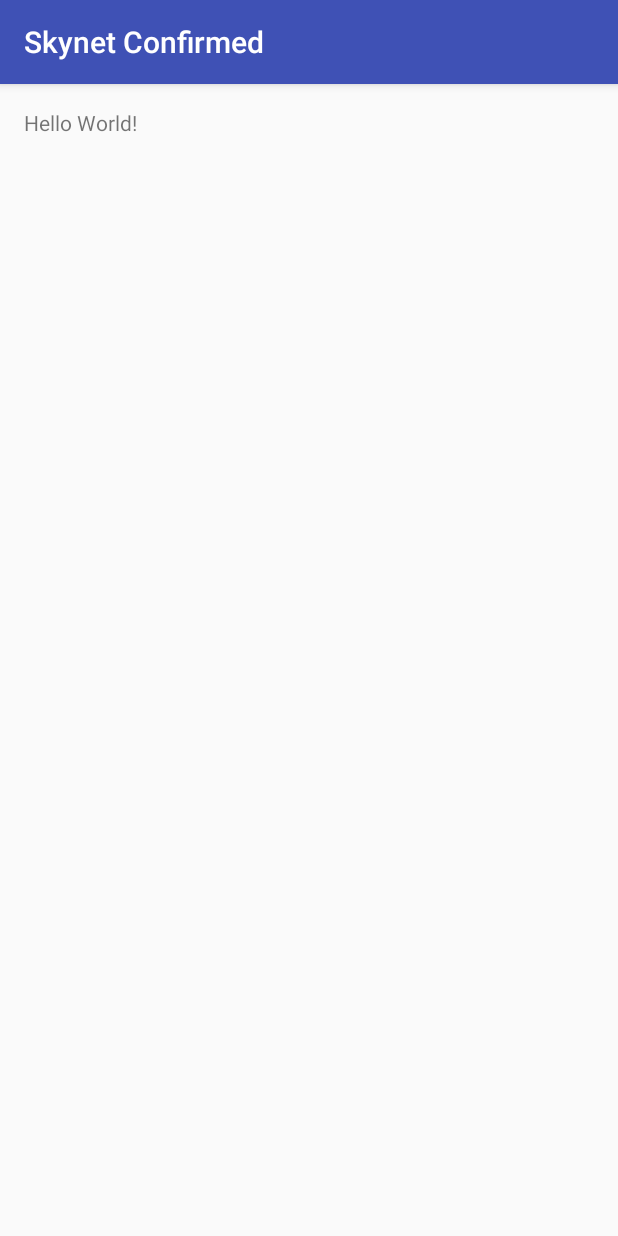
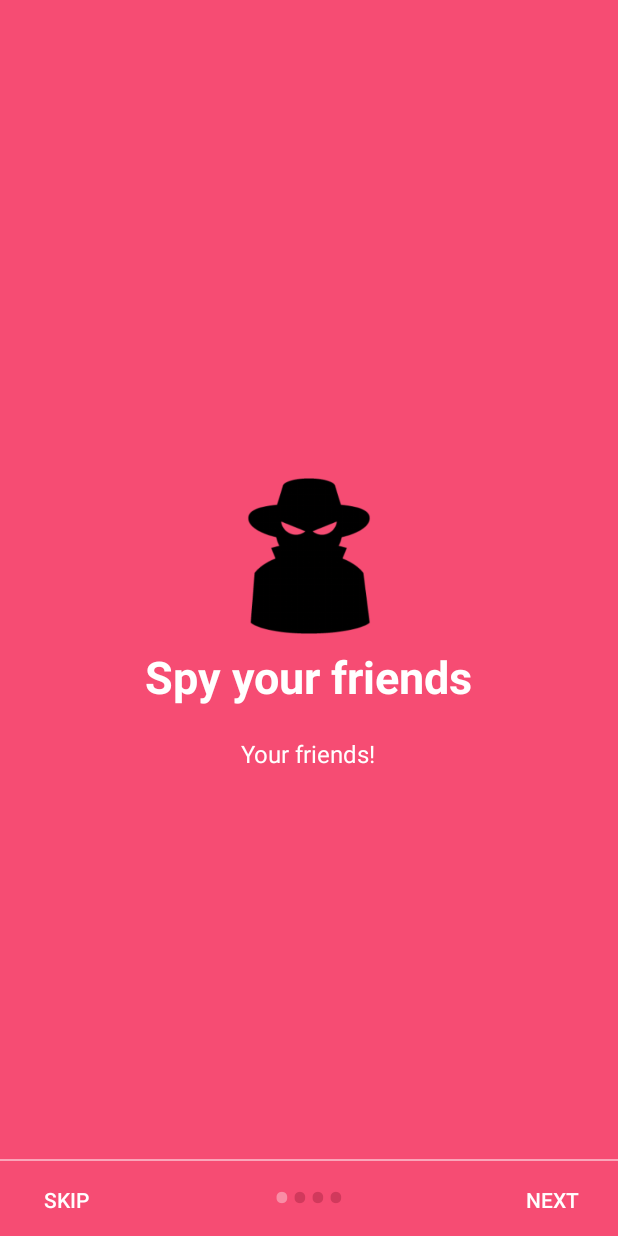
Before and after one commit to UBWICOS/SkynetConfirmed, an Android app: the screen it shows after launch (MainActivity before the commit, WelcomeActivity after it), on a phone screen of 412 x 824 dp. Run offline under Robolectric (Android 15) with nearby library versions, the phone set to English and light mode, and no system bars.

Commit message:
add initial version of welcome slides

```diff
--- /dev/null
+++ b/app/src/main/java/com/firefighter/skynetconfirmed/PrefManager.java
@@ -0,0 +1,36 @@
+package com.firefighter.skynetconfirmed;
+
+import android.content.Context;
+import android.content.SharedPreferences;
+
+/**
+ * Created by steven on 14/08/16.
+ */
+public class PrefManager {
+    SharedPreferences pref;
+    SharedPreferences.Editor editor;
+    Context _context;
+
+    // shared pref mode
+    int PRIVATE_MODE = 0;
+
+    // Shared preferences file name
+    private static final String PREF_NAME = "WelcomeSlides";
+
+    private static final String IS_FIRST_TIME_LAUNCH = "IsFirstTimeLaunch";
+
+    public PrefManager(Context context) {
+        this._context = context;
+        pref = _context.getSharedPreferences(PREF_NAME, PRIVATE_MODE);
+        editor = pref.edit();
+    }
+
+    public void setFirstTimeLaunch(boolean isFirstTime) {
+        editor.putBoolean(IS_FIRST_TIME_LAUNCH, isFirstTime);
+        editor.commit();
+    }
+
+    public boolean isFirstTimeLaunch() {
+        return pref.getBoolean(IS_FIRST_TIME_LAUNCH, true);
+    }
+}
--- /dev/null
+++ b/app/src/main/java/com/firefighter/skynetconfirmed/WelcomeActivity.java
@@ -0,0 +1,202 @@
+package com.firefighter.skynetconfirmed;
+
+import android.content.Context;
+import android.content.Intent;
+import android.graphics.Color;
+import android.os.Build;
+import android.support.v4.view.PagerAdapter;
+import android.support.v4.view.ViewPager;
+import android.support.v7.app.AppCompatActivity;
+import android.os.Bundle;
+import android.text.Html;
+import android.view.LayoutInflater;
+import android.view.View;
+import android.view.ViewGroup;
+import android.view.Window;
+import android.view.WindowManager;
+import android.widget.Button;
+import android.widget.LinearLayout;
+import android.widget.TextView;
+
+public class WelcomeActivity extends AppCompatActivity {
+
+    private ViewPager viewPager;
+    private MyViewPagerAdapter myViewPagerAdapter;
+    private LinearLayout dotsLayout;
+    private TextView[] dots;
+    private int[] layouts;
+    private Button btnSkip, btnNext;
+    private PrefManager prefManager;
+
+    @Override
+    protected void onCreate(Bundle savedInstanceState) {
+        super.onCreate(savedInstanceState);
+
+        // Checking for first time launch - before calling setContentView()
+        prefManager = new PrefManager(this);
+//        if (!prefManager.isFirstTimeLaunch()) {
+//            launchHomeScreen();
+//            finish();
+//        }
+
+        // Making notification bar transparent
+        if (Build.VERSION.SDK_INT >= 21) {
+            getWindow().getDecorView().setSystemUiVisibility(View.SYSTEM_UI_FLAG_LAYOUT_STABLE | View.SYSTEM_UI_FLAG_LAYOUT_FULLSCREEN);
+        }
+
+        setContentView(R.layout.activity_welcome);
+
+        viewPager = (ViewPager) findViewById(R.id.view_pager);
+        dotsLayout = (LinearLayout) findViewById(R.id.layoutDots);
+        btnSkip = (Button) findViewById(R.id.btn_skip);
+        btnNext = (Button) findViewById(R.id.btn_next);
+
+
+        // layouts of all welcome sliders
+        // add few more layouts if you want
+        layouts = new int[]{
+                R.layout.welcome_slide1,
+                R.layout.welcome_slide2,
+                R.layout.welcome_slide3,
+                R.layout.welcome_slide4};
+
+        // adding bottom dots
+        addBottomDots(0);
+
+        // making notification bar transparent
+        changeStatusBarColor();
+
+        myViewPagerAdapter = new MyViewPagerAdapter();
+        viewPager.setAdapter(myViewPagerAdapter);
+        viewPager.addOnPageChangeListener(viewPagerPageChangeListener);
+
+        btnSkip.setOnClickListener(new View.OnClickListener() {
+            @Override
+            public void onClick(View v) {
+                launchHomeScreen();
+            }
+        });
+
+        btnNext.setOnClickListener(new View.OnClickListener() {
+            @Override
+            public void onClick(View v) {
+                // checking for last page
+                // if last page home screen will be launched
+                int current = getItem(+1);
+                if (current < layouts.length) {
+                    // move to next screen
+                    viewPager.setCurrentItem(current);
+                } else {
+                    launchHomeScreen();
+                }
+            }
+        });
+    }
+
+    private void addBottomDots(int currentPage) {
+        dots = new TextView[layouts.length];
+
+        int[] colorsActive = getResources().getIntArray(R.array.array_dot_active);
+        int[] colorsInactive = getResources().getIntArray(R.array.array_dot_inactive);
+
+        dotsLayout.removeAllViews();
+        for (int i = 0; i < dots.length; i++) {
+            dots[i] = new TextView(this);
+            dots[i].setText(Html.fromHtml("&#8226;"));
+            dots[i].setTextSize(35);
+            dots[i].setTextColor(colorsInactive[currentPage]);
+            dotsLayout.addView(dots[i]);
+        }
+
+        if (dots.length > 0)
+            dots[currentPage].setTextColor(colorsActive[currentPage]);
+    }
+
+    private int getItem(int i) {
+        return viewPager.getCurrentItem() + i;
+    }
+
+    private void launchHomeScreen() {
+        prefManager.setFirstTimeLaunch(false);
+        startActivity(new Intent(WelcomeActivity.this, MainActivity.class));
+        finish();
+    }
+
+    //  viewpager change listener
+    ViewPager.OnPageChangeListener viewPagerPageChangeListener = new ViewPager.OnPageChangeListener() {
+
+        @Override
+        public void onPageSelected(int position) {
+            addBottomDots(position);
+
+            // changing the next button text 'NEXT' / 'GOT IT'
+            if (position == layouts.length - 1) {
+                // last page. make button text to GOT IT
+                btnNext.setText(getString(R.string.start));
+                btnSkip.setVisibility(View.GONE);
+            } else {
+                // still pages are left
+                btnNext.setText(getString(R.string.next));
+                btnSkip.setVisibility(View.VISIBLE);
+            }
+        }
+
+        @Override
+        public void onPageScrolled(int arg0, float arg1, int arg2) {
+
+        }
+
+        @Override
+        public void onPageScrollStateChanged(int arg0) {
+
+        }
+    };
+
+    /**
+     * Making notification bar transparent
+     */
+    private void changeStatusBarColor() {
+        if (Build.VERSION.SDK_INT >= Build.VERSION_CODES.LOLLIPOP) {
+            Window window = getWindow();
+            window.addFlags(WindowManager.LayoutParams.FLAG_DRAWS_SYSTEM_BAR_BACKGROUNDS);
+            window.setStatusBarColor(Color.TRANSPARENT);
+        }
+    }
+
+    /**
+     * View pager adapter
+     */
+    public class MyViewPagerAdapter extends PagerAdapter {
+        private LayoutInflater layoutInflater;
+
+        public MyViewPagerAdapter() {
+        }
+
+        @Override
+        public Object instantiateItem(ViewGroup container, int position) {
+            layoutInflater = (LayoutInflater) getSystemService(Context.LAYOUT_INFLATER_SERVICE);
+
+            View view = layoutInflater.inflate(layouts[position], container, false);
+            container.addView(view);
+
+            return view;
+        }
+
+        @Override
+        public int getCount() {
+            return layouts.length;
+        }
+
+        @Override
+        public boolean isViewFromObject(View view, Object obj) {
+            return view == obj;
+        }
+
+
+        @Override
+        public void destroyItem(ViewGroup container, int position, Object object) {
+            View view = (View) object;
+            container.removeView(view);
+        }
+    }
+}
--- /dev/null
+++ b/app/src/main/res/layout/activity_welcome.xml
@@ -0,0 +1,48 @@
+<?xml version="1.0" encoding="utf-8"?>
+<RelativeLayout xmlns:android="http://schemas.android.com/apk/res/android"
+    xmlns:tools="http://schemas.android.com/tools"
+    android:layout_width="match_parent"
+    android:layout_height="match_parent"
+    tools:context="com.firefighter.skynetconfirmed.WelcomeActivity">
+
+    <android.support.v4.view.ViewPager
+        android:id="@+id/view_pager"
+        android:layout_width="match_parent"
+        android:layout_height="match_parent" />
+
+    <LinearLayout
+        android:id="@+id/layoutDots"
+        android:layout_width="match_parent"
+        android:layout_height="@dimen/dots_height"
+        android:layout_alignParentBottom="true"
+        android:layout_marginBottom="@dimen/dots_margin_bottom"
+        android:gravity="center"
+        android:orientation="horizontal"></LinearLayout>
+
+    <View
+        android:layout_width="match_parent"
+        android:layout_height="1dp"
+        android:alpha=".5"
+        android:layout_above="@id/layoutDots"
+        android:background="@android:color/white" />
+
+    <Button
+        android:id="@+id/btn_next"
+        android:layout_width="wrap_content"
+        android:layout_height="wrap_content"
+        android:layout_alignParentBottom="true"
+        android:layout_alignParentRight="true"
+        android:background="@null"
+        android:text="@string/next"
+        android:textColor="@android:color/white" />
+
+    <Button
+        android:id="@+id/btn_skip"
+        android:layout_width="wrap_content"
+        android:layout_height="wrap_content"
+        android:layout_alignParentBottom="true"
+        android:layout_alignParentLeft="true"
+        android:background="@null"
+        android:text="@string/skip"
+        android:textColor="@android:color/white" />
+</RelativeLayout>
--- /dev/null
+++ b/app/src/main/res/layout/welcome_slide1.xml
@@ -0,0 +1,39 @@
+<?xml version="1.0" encoding="utf-8"?>
+<RelativeLayout xmlns:android="http://schemas.android.com/apk/res/android"
+    android:layout_width="match_parent"
+    android:layout_height="match_parent"
+    android:background="@color/bg_screen1">
+
+    <LinearLayout
+        android:layout_width="wrap_content"
+        android:layout_height="wrap_content"
+        android:layout_centerInParent="true"
+        android:gravity="center_horizontal"
+        android:orientation="vertical">
+
+        <ImageView
+            android:layout_width="@dimen/img_width_height"
+            android:layout_height="@dimen/img_width_height"
+            android:src="@drawable/ic_spy" />
+
+        <TextView
+            android:layout_width="wrap_content"
+            android:layout_height="wrap_content"
+            android:text="@string/slide_1_title"
+            android:textColor="@android:color/white"
+            android:textSize="@dimen/slide_title"
+            android:textStyle="bold" />
+
+        <TextView
+            android:layout_width="wrap_content"
+            android:layout_height="wrap_content"
+            android:layout_marginTop="20dp"
+            android:paddingLeft="@dimen/desc_padding"
+            android:paddingRight="@dimen/desc_padding"
+            android:text="@string/slide_1_desc"
+            android:textAlignment="center"
+            android:textColor="@android:color/white"
+            android:textSize="@dimen/slide_desc" />
+
+    </LinearLayout>
+</RelativeLayout>
--- a/app/src/main/res/values/colors.xml
+++ b/app/src/main/res/values/colors.xml
@@ -3,4 +3,36 @@
     <color name="colorPrimary">#3F51B5</color>
     <color name="colorPrimaryDark">#303F9F</color>
     <color name="colorAccent">#FF4081</color>
+
+    <!-- Screens background color-->
+    <color name="bg_screen1">#f64c73</color>
+    <color name="bg_screen2">#20d2bb</color>
+    <color name="bg_screen3">#3395ff</color>
+    <color name="bg_screen4">#c873f4</color>
+
+    <!-- dots inactive colors -->
+    <color name="dot_dark_screen1">#d1395c</color>
+    <color name="dot_dark_screen2">#14a895</color>
+    <color name="dot_dark_screen3">#2278d4</color>
+    <color name="dot_dark_screen4">#a854d4</color>
+
+    <!-- dots active colors -->
+    <color name="dot_light_screen1">#f98da5</color>
+    <color name="dot_light_screen2">#8cf9eb</color>
+    <color name="dot_light_screen3">#93c6fd</color>
+    <color name="dot_light_screen4">#e4b5fc</color>
+
+    <array name="array_dot_active">
+        <item>@color/dot_light_screen1</item>
+        <item>@color/dot_light_screen2</item>
+        <item>@color/dot_light_screen3</item>
+        <item>@color/dot_light_screen4</item>
+    </array>
+
+    <array name="array_dot_inactive">
+        <item>@color/dot_dark_screen1</item>
+        <item>@color/dot_dark_screen2</item>
+        <item>@color/dot_dark_screen3</item>
+        <item>@color/dot_dark_screen4</item>
+    </array>
 </resources>
--- a/app/src/main/res/values/dimens.xml
+++ b/app/src/main/res/values/dimens.xml
@@ -2,4 +2,12 @@
     <!-- Default screen margins, per the Android Design guidelines. -->
     <dimen name="activity_horizontal_margin">16dp</dimen>
     <dimen name="activity_vertical_margin">16dp</dimen>
+
+    <dimen name="fab_margin">16dp</dimen>
+    <dimen name="dots_height">30dp</dimen>
+    <dimen name="dots_margin_bottom">20dp</dimen>
+    <dimen name="img_width_height">120dp</dimen>
+    <dimen name="slide_title">30dp</dimen>
+    <dimen name="slide_desc">16dp</dimen>
+    <dimen name="desc_padding">40dp</dimen>
 </resources>
--- a/app/src/main/res/values/strings.xml
+++ b/app/src/main/res/values/strings.xml
@@ -1,3 +1,20 @@
 <resources>
     <string name="app_name">Skynet Confirmed</string>
+
+    <string name="title_activity_welcome">Home Screen</string>
+    <string name="next">NEXT</string>
+    <string name="skip">SKIP</string>
+    <string name="start">GOT IT</string>
+
+    <string name="slide_1_title">Spy your friends</string>
+    <string name="slide_1_desc">Your friends!</string>
+
+    <string name="slide_2_title">Spy your ex</string>
+    <string name="slide_2_desc">Your ex!</string>
+
+    <string name="slide_3_title">Spy your mom!</string>
+    <string name="slide_3_desc">Your mom!</string>
+
+    <string name="slide_4_title">Spy your dog</string>
+    <string name="slide_4_desc">Your dog!</string>
 </resources>
--- a/app/src/main/res/values/styles.xml
+++ b/app/src/main/res/values/styles.xml
@@ -8,4 +8,13 @@
         <item name="colorAccent">@color/colorAccent</item>
     </style>
 
+    <style name="AppTheme.AppBarOverlay" parent="ThemeOverlay.AppCompat.Dark.ActionBar" />
+
+    <style name="AppTheme.PopupOverlay" parent="ThemeOverlay.AppCompat.Light" />
+
+    <style name="AppTheme.NoActionBar">
+        <item name="windowActionBar">false</item>
+        <item name="windowNoTitle">true</item>
+    </style>
+
 </resources>
```
Also changed, not shown: app/src/main/AndroidManifest.xml (+10 -3 lines), app/src/main/res/layout/welcome_slide2.xml (added, +39 -0 lines), app/src/main/res/layout/welcome_slide3.xml (added, +40 -0 lines), app/src/main/res/layout/welcome_slide4.xml (added, +40 -0 lines), app/src/main/res/drawable/ic_spy.png (added).
